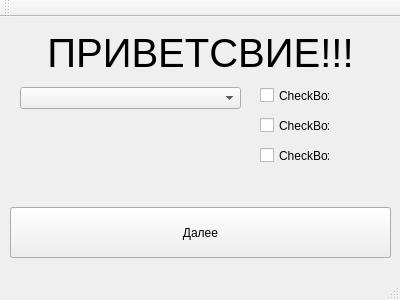
Qt form src/mainwindow.ui (marcelo-tavares-ifsp/mst) before a commit.
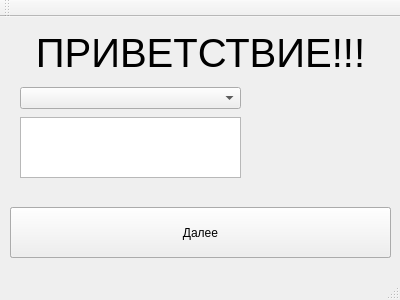
The same form after that commit.

Commit message: add fill comboBox resolution

What changed in the file:
```diff
--- a/src/mainwindow.ui
+++ b/src/mainwindow.ui
@@ -42,7 +42,7 @@
      </font>
     </property>
     <property name="text">
-     <string>ПРИВЕТСВИЕ!!!</string>
+     <string>ПРИВЕТСТВИЕ!!!</string>
     </property>
     <property name="alignment">
      <set>Qt::AlignCenter</set>
@@ -61,45 +61,6 @@
      <string>Далее</string>
     </property>
    </widget>
-   <widget class="QCheckBox" name="cb_1">
-    <property name="geometry">
-     <rect>
-      <x>260</x>
-      <y>70</y>
-      <width>70</width>
-      <height>17</height>
-     </rect>
-    </property>
-    <property name="text">
-     <string>CheckBox</string>
-    </property>
-   </widget>
-   <widget class="QCheckBox" name="cb_2">
-    <property name="geometry">
-     <rect>
-      <x>260</x>
-      <y>100</y>
-      <width>70</width>
-      <height>17</height>
-     </rect>
-    </property>
-    <property name="text">
-     <string>CheckBox</string>
-    </property>
-   </widget>
-   <widget class="QCheckBox" name="cb_3">
-    <property name="geometry">
-     <rect>
-      <x>260</x>
-      <y>130</y>
-      <width>70</width>
-      <height>17</height>
-     </rect>
-    </property>
-    <property name="text">
-     <string>CheckBox</string>
-    </property>
-   </widget>
    <widget class="QComboBox" name="cb_resolution">
     <property name="geometry">
      <rect>
@@ -110,6 +71,19 @@
      </rect>
     </property>
    </widget>
+   <widget class="QListWidget" name="lw_inter">
+    <property name="geometry">
+     <rect>
+      <x>20</x>
+      <y>100</y>
+      <width>221</width>
+      <height>61</height>
+     </rect>
+    </property>
+    <property name="selectionMode">
+     <enum>QAbstractItemView::MultiSelection</enum>
+    </property>
+   </widget>
   </widget>
   <widget class="QMenuBar" name="menuBar">
    <property name="geometry">
```
Left out of the diff: 2 changed lines with no effect on the pictures. The commit also changes 3 other files.
